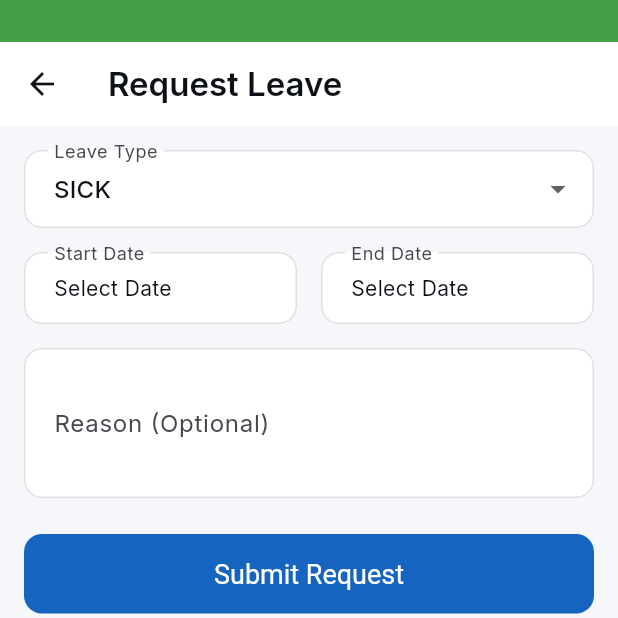
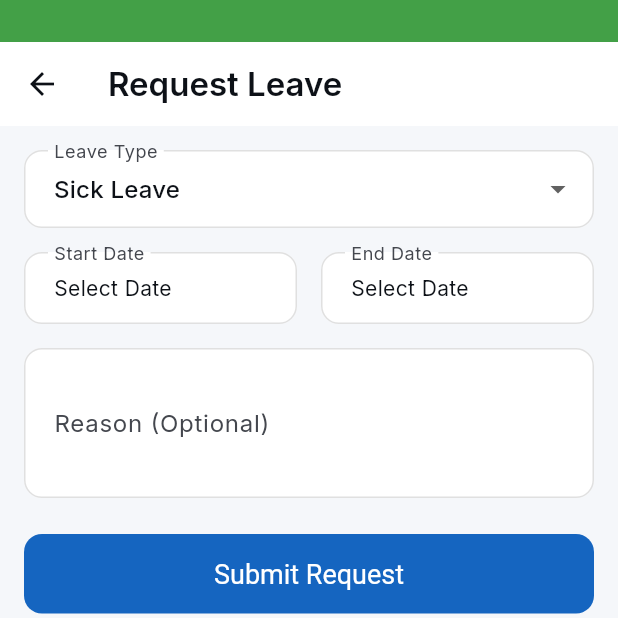
Before and after one commit to kwakutheo/School-Clocking-System, a Flutter app: the LeaveRequestFormPage screen opened directly, after a tap on "Submit Request", on a phone screen of 412 x 824 dp, the top half of it. Run offline on Flutter 3.47's test engine with Material 3 defaults, Android fonts, the phone set to English and light mode, and no system bars; our stand-ins replace connectivity_plus, dartz, dio, equatable, firebase_core, firebase_messaging and 14 more; missing offline and left inert: local_auth_android, local_auth_darwin, mobile_scanner, ntp; accounts and stored records are empty; network calls fail.

Commit message:
feat: implement leave and permission request management system with UI and backend services

```diff
--- a/lib/features/leaves/presentation/pages/leave_request_form_page.dart
+++ b/lib/features/leaves/presentation/pages/leave_request_form_page.dart
@@ -119,14 +119,14 @@ class _LeaveRequestFormPageState extends State<LeaveRequestFormPage> {
               children: [
                 DropdownButtonFormField<String>(
                   initialValue: _leaveType,
-                  decoration: const InputDecoration(
-                    labelText: 'Leave Type',
-                    border: OutlineInputBorder(),
+                  decoration: InputDecoration(
+                    labelText: widget.isPermissionTab ? 'Permission Type' : 'Leave Type',
+                    border: const OutlineInputBorder(),
                   ),
                   items: _leaveTypes.map((type) {
                     return DropdownMenuItem(
                       value: type,
-                      child: Text(type),
+                      child: Text(_getLeaveTypeDisplayLabel(type)),
                     );
                   }).toList(),
                   onChanged: (val) {
@@ -205,4 +205,29 @@ class _LeaveRequestFormPageState extends State<LeaveRequestFormPage> {
       ),
     );
   }
+
+  String _getLeaveTypeDisplayLabel(String type) {
+    switch (type) {
+      case 'EXCUSED':
+        return 'Absent with Permission';
+      case 'ERRAND':
+        return 'Official Duty (Errand)';
+      case 'SICK':
+        return 'Sick Leave';
+      case 'CASUAL':
+        return 'Casual Leave';
+      case 'ANNUAL':
+        return 'Annual Leave';
+      case 'MATERNITY':
+        return 'Maternity Leave';
+      case 'PATERNITY':
+        return 'Paternity Leave';
+      case 'UNPAID':
+        return 'Unpaid Leave';
+      case 'OTHER':
+        return 'Other Leave';
+      default:
+        return type;
+    }
+  }
 }
--- a/lib/features/leaves/presentation/pages/leaves_page.dart
+++ b/lib/features/leaves/presentation/pages/leaves_page.dart
@@ -138,7 +138,7 @@ class LeavesView extends StatelessWidget {
               mainAxisAlignment: MainAxisAlignment.spaceBetween,
               children: [
                 Text(
-                  leave.leaveType,
+                  _getLeaveTypeDisplayLabel(leave.leaveType),
                   style: const TextStyle(
                       fontWeight: FontWeight.bold, fontSize: 18),
                 ),
@@ -176,10 +176,10 @@ class LeavesView extends StatelessWidget {
                 width: double.infinity,
                 padding: const EdgeInsets.all(12),
                 decoration: BoxDecoration(
-                  color: Theme.of(context).colorScheme.onSurface.withOpacity(0.05),
+                  color: Theme.of(context).colorScheme.onSurface.withValues(alpha: 0.05),
                   borderRadius: BorderRadius.circular(8),
                   border: Border.all(
-                    color: Theme.of(context).colorScheme.onSurface.withOpacity(0.1),
+                    color: Theme.of(context).colorScheme.onSurface.withValues(alpha: 0.1),
                   ),
                 ),
                 child: Text(
@@ -211,4 +211,29 @@ class LeavesView extends StatelessWidget {
       ),
     );
   }
+
+  String _getLeaveTypeDisplayLabel(String type) {
+    switch (type) {
+      case 'EXCUSED':
+        return 'Absent with Permission';
+      case 'ERRAND':
+        return 'Official Duty (Errand)';
+      case 'SICK':
+        return 'Sick Leave';
+      case 'CASUAL':
+        return 'Casual Leave';
+      case 'ANNUAL':
+        return 'Annual Leave';
+      case 'MATERNITY':
+        return 'Maternity Leave';
+      case 'PATERNITY':
+        return 'Paternity Leave';
+      case 'UNPAID':
+        return 'Unpaid Leave';
+      case 'OTHER':
+        return 'Other Leave';
+      default:
+        return type;
+    }
+  }
 }
```
Also changed, not shown: 3 other files.
